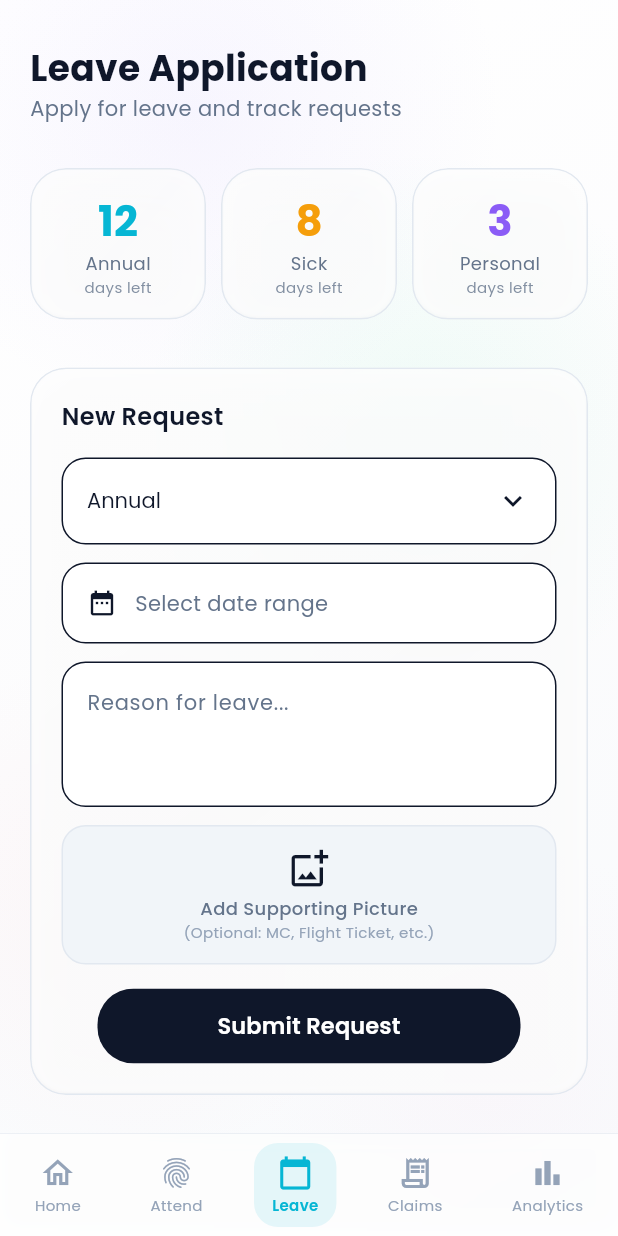
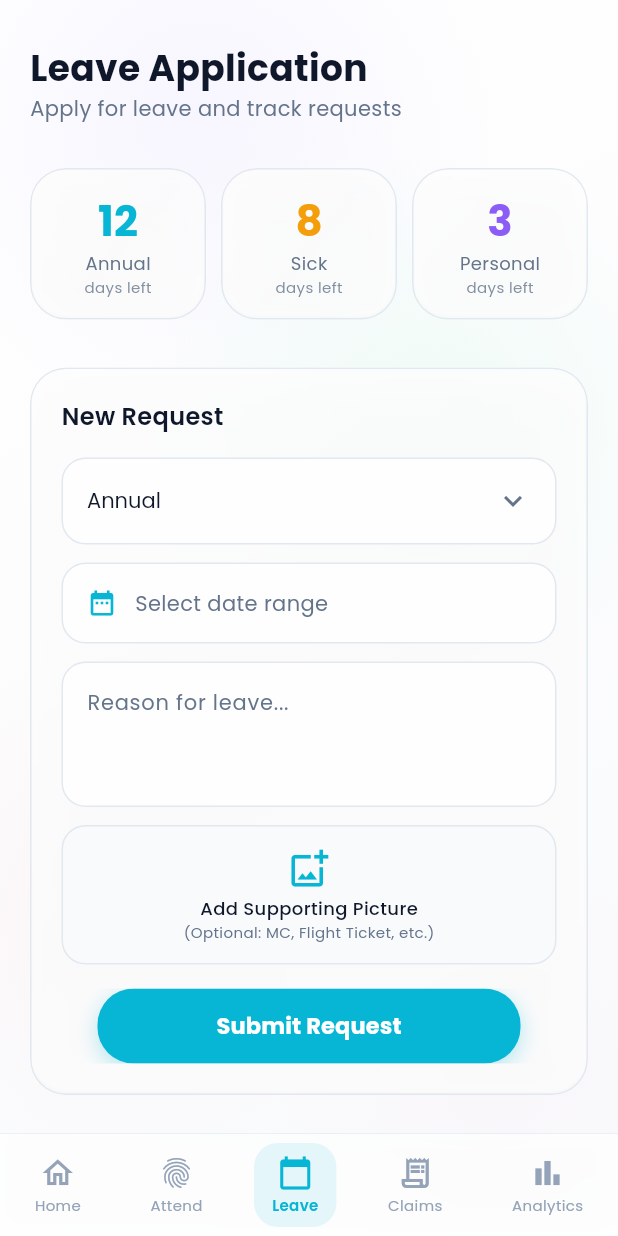
Before and after one commit to kautsarbaiq/HRM-APP, a Flutter app: the ShellScreen screen opened by its route, item 3 of the bottom bar chosen, on a phone screen of 412 x 824 dp. Run offline on Flutter 3.47's test engine with Material 3 defaults, Android fonts, the light colour scheme and no system bars; our stand-ins replace fl_chart, flutter_staggered_animations, google_fonts, shimmer.

Commit message:
ui color light mode admin and staff

```diff
--- a/lib/screens/admin/approval_center.dart
+++ b/lib/screens/admin/approval_center.dart
@@ -33,7 +33,11 @@ class _ApprovalCenterState extends State<ApprovalCenter> with SingleTickerProvid
         const SizedBox(height: 20),
         Container(decoration: BoxDecoration(color: isDark ? const Color(0xFF0F172A) : Colors.white, borderRadius: BorderRadius.circular(16), border: Border.all(color: isDark ? Colors.transparent : const Color(0xFFE2E8F0))),
           child: TabBar(controller: _tabCtrl,
-            indicator: BoxDecoration(borderRadius: BorderRadius.circular(14), gradient: isDark ? const LinearGradient(colors: [Color(0xFF06B6D4), Color(0xFF8B5CF6)]) : null, color: isDark ? null : const Color(0xFF0F172A)),
+            indicator: BoxDecoration(
+              borderRadius: BorderRadius.circular(14),
+              gradient: isDark ? const LinearGradient(colors: [Color(0xFF06B6D4), Color(0xFF8B5CF6)]) : null,
+              color: isDark ? null : const Color(0xFF06B6D4)
+            ),
             indicatorSize: TabBarIndicatorSize.tab, dividerColor: Colors.transparent,
             labelStyle: GoogleFonts.poppins(fontWeight: FontWeight.w600, fontSize: 14),
             unselectedLabelStyle: GoogleFonts.poppins(fontWeight: FontWeight.w400, fontSize: 14),
--- a/lib/screens/admin/reports_screen.dart
+++ b/lib/screens/admin/reports_screen.dart
@@ -75,7 +75,7 @@ class _ReportsScreenState extends State<ReportsScreen> with SingleTickerProvider
             indicator: BoxDecoration(
               borderRadius: BorderRadius.circular(14),
               gradient: isDark ? const LinearGradient(colors: [Color(0xFF06B6D4), Color(0xFF8B5CF6)]) : null,
-              color: isDark ? null : const Color(0xFF0F172A),
+              color: isDark ? null : const Color(0xFF06B6D4),
             ),
             indicatorSize: TabBarIndicatorSize.tab, dividerColor: Colors.transparent,
             labelStyle: GoogleFonts.poppins(fontWeight: FontWeight.w600, fontSize: 12),
--- a/lib/screens/staff/leave_screen.dart
+++ b/lib/screens/staff/leave_screen.dart
@@ -71,38 +71,40 @@ class _LeaveScreenState extends State<LeaveScreen> {
     final isDark = Theme.of(context).brightness == Brightness.dark;
     final onSurface = Theme.of(context).colorScheme.onSurface;
     final onSurfaceVariant = Theme.of(context).colorScheme.onSurfaceVariant;
+    final outlineColor = isDark ? const Color(0xFF334155) : const Color(0xFFE2E8F0);
+    final fieldBg = isDark ? const Color(0xFF1E293B) : Colors.white.withOpacity(0.8);
 
     return GlassCard(child: Column(crossAxisAlignment: CrossAxisAlignment.start, children: [
       Text('New Request', style: GoogleFonts.poppins(color: onSurface, fontSize: 16, fontWeight: FontWeight.w600)),
       const SizedBox(height: 16),
       Container(padding: const EdgeInsets.symmetric(horizontal: 16, vertical: 4),
-        decoration: BoxDecoration(color: isDark ? const Color(0xFF1E293B) : Colors.white, borderRadius: BorderRadius.circular(16), border: Border.all(color: isDark ? const Color(0xFF334155) : const Color(0xFF0F172A))),
+        decoration: BoxDecoration(color: fieldBg, borderRadius: BorderRadius.circular(16), border: Border.all(color: outlineColor)),
         child: DropdownButtonHideUnderline(child: DropdownButton<String>(
           value: _selectedType, isExpanded: true, dropdownColor: isDark ? const Color(0xFF1E293B) : Colors.white,
-          style: GoogleFonts.poppins(color: isDark ? Colors.white : const Color(0xFF0F172A), fontSize: 14),
-          icon: Icon(Icons.keyboard_arrow_down, color: isDark ? const Color(0xFF94A3B8) : const Color(0xFF0F172A)),
-          items: _types.map((t) => DropdownMenuItem(value: t, child: Text(t, style: TextStyle(color: isDark ? Colors.white : const Color(0xFF0F172A))))).toList(),
+          style: GoogleFonts.poppins(color: onSurface, fontSize: 14),
+          icon: Icon(Icons.keyboard_arrow_down, color: onSurfaceVariant),
+          items: _types.map((t) => DropdownMenuItem(value: t, child: Text(t, style: TextStyle(color: onSurface)))).toList(),
           onChanged: (v) => setState(() => _selectedType = v!),
         ))),
       const SizedBox(height: 12),
       GestureDetector(
         onTap: () async {
           final picked = await showDateRangePicker(context: ctx, firstDate: DateTime.now(), lastDate: DateTime.now().add(const Duration(days: 365)),
-            builder: (ctx, child) => Theme(data: ThemeData.light().copyWith(colorScheme: const ColorScheme.light(primary: Color(0xFF06B6D4), surface: Colors.white)), child: child!));
+            builder: (ctx, child) => Theme(data: isDark ? ThemeData.dark().copyWith(colorScheme: const ColorScheme.dark(primary: Color(0xFF06B6D4), surface: Color(0xFF0F172A))) : ThemeData.light().copyWith(colorScheme: const ColorScheme.light(primary: Color(0xFF06B6D4), surface: Colors.white)), child: child!));
           if (picked != null) setState(() => _selectedRange = picked);
         },
         child: Container(padding: const EdgeInsets.all(16),
-          decoration: BoxDecoration(color: isDark ? const Color(0xFF1E293B) : Colors.white, borderRadius: BorderRadius.circular(16), border: Border.all(color: isDark ? const Color(0xFF334155) : const Color(0xFF0F172A))),
+          decoration: BoxDecoration(color: fieldBg, borderRadius: BorderRadius.circular(16), border: Border.all(color: outlineColor)),
           child: Row(children: [
-            Icon(Icons.date_range, color: isDark ? const Color(0xFF06B6D4) : const Color(0xFF0F172A), size: 20), const SizedBox(width: 12),
+            Icon(Icons.date_range, color: const Color(0xFF06B6D4), size: 20), const SizedBox(width: 12),
             Text(_selectedRange != null ? '${DateFormat('dd MMM').format(_selectedRange!.start)} — ${DateFormat('dd MMM yyyy').format(_selectedRange!.end)}' : 'Select date range',
-              style: GoogleFonts.poppins(color: _selectedRange != null ? (isDark ? Colors.white : const Color(0xFF0F172A)) : (isDark ? const Color(0xFF475569) : const Color(0xFF64748B)), fontSize: 14)),
+              style: GoogleFonts.poppins(color: _selectedRange != null ? onSurface : onSurfaceVariant, fontSize: 14)),
           ])),
       ),
       const SizedBox(height: 12),
-      Container(decoration: BoxDecoration(color: isDark ? const Color(0xFF1E293B) : Colors.white, borderRadius: BorderRadius.circular(16), border: Border.all(color: isDark ? const Color(0xFF334155) : const Color(0xFF0F172A))),
-        child: TextField(controller: _reasonCtrl, maxLines: 3, style: GoogleFonts.poppins(color: isDark ? Colors.white : const Color(0xFF0F172A), fontSize: 14),
-          decoration: InputDecoration(hintText: 'Reason for leave...', hintStyle: GoogleFonts.poppins(color: isDark ? const Color(0xFF475569) : const Color(0xFF64748B)), border: InputBorder.none, contentPadding: const EdgeInsets.all(16)))),
+      Container(decoration: BoxDecoration(color: fieldBg, borderRadius: BorderRadius.circular(16), border: Border.all(color: outlineColor)),
+        child: TextField(controller: _reasonCtrl, maxLines: 3, style: GoogleFonts.poppins(color: onSurface, fontSize: 14),
+          decoration: InputDecoration(hintText: 'Reason for leave...', hintStyle: GoogleFonts.poppins(color: onSurfaceVariant), border: InputBorder.none, contentPadding: const EdgeInsets.all(16)))),
       const SizedBox(height: 12),
       // Supporting Picture Input
       GestureDetector(
@@ -111,16 +113,16 @@ class _LeaveScreenState extends State<LeaveScreen> {
           width: double.infinity,
           padding: const EdgeInsets.symmetric(vertical: 14),
           decoration: BoxDecoration(
-            color: isDark ? const Color(0xFF0F172A).withOpacity(0.3) : const Color(0xFFF1F5F9),
+            color: isDark ? const Color(0xFF0F172A).withOpacity(0.3) : const Color(0xFFF8FAFC),
             borderRadius: BorderRadius.circular(16),
-            border: Border.all(color: isDark ? const Color(0xFF334155) : const Color(0xFFE2E8F0), style: BorderStyle.solid),
+            border: Border.all(color: outlineColor),
           ),
           child: Column(
             children: [
-              Icon(Icons.add_photo_alternate_outlined, color: isDark ? const Color(0xFF06B6D4) : const Color(0xFF0F172A), size: 28),
+              Icon(Icons.add_photo_alternate_outlined, color: const Color(0xFF06B6D4), size: 28),
               const SizedBox(height: 4),
-              Text('Add Supporting Picture', style: GoogleFonts.poppins(color: isDark ? const Color(0xFF94A3B8) : const Color(0xFF64748B), fontSize: 12, fontWeight: FontWeight.w500)),
-              Text('(Optional: MC, Flight Ticket, etc.)', style: GoogleFonts.poppins(color: isDark ? const Color(0xFF475569) : const Color(0xFF94A3B8), fontSize: 10)),
+              Text('Add Supporting Picture', style: GoogleFonts.poppins(color: onSurface, fontSize: 12, fontWeight: FontWeight.w500)),
+              Text('(Optional: MC, Flight Ticket, etc.)', style: GoogleFonts.poppins(color: onSurfaceVariant, fontSize: 10)),
             ],
           ),
         ),
@@ -131,10 +133,10 @@ class _LeaveScreenState extends State<LeaveScreen> {
         style: ElevatedButton.styleFrom(backgroundColor: Colors.transparent, shadowColor: Colors.transparent, shape: RoundedRectangleBorder(borderRadius: BorderRadius.circular(24))),
         child: Ink(decoration: BoxDecoration(
             borderRadius: BorderRadius.circular(24),
-            gradient: isDark ? const LinearGradient(colors: [Color(0xFF06B6D4), Color(0xFF8B5CF6)]) : null,
-            color: isDark ? null : const Color(0xFF0F172A),
+            color: const Color(0xFF06B6D4),
+            boxShadow: [BoxShadow(color: const Color(0xFF06B6D4).withOpacity(0.3), blurRadius: 12, offset: const Offset(0, 4))],
           ),
-          child: Container(alignment: Alignment.center, child: Text('Submit Request', style: GoogleFonts.poppins(color: Colors.white, fontWeight: FontWeight.w600, fontSize: 15)))),
+          child: Container(alignment: Alignment.center, child: Text('Submit Request', style: GoogleFonts.poppins(color: Colors.white, fontWeight: FontWeight.w700, fontSize: 15)))),
       )),
     ]));
   }
```
Also changed, not shown: lib/screens/admin/leaderboard_screen.dart (+4 -3 lines), lib/screens/shell_screen.dart (+12 -5 lines), lib/screens/staff/attendance_screen.dart (+15 -4 lines), lib/screens/staff/staff_home.dart (+4 -4 lines).
